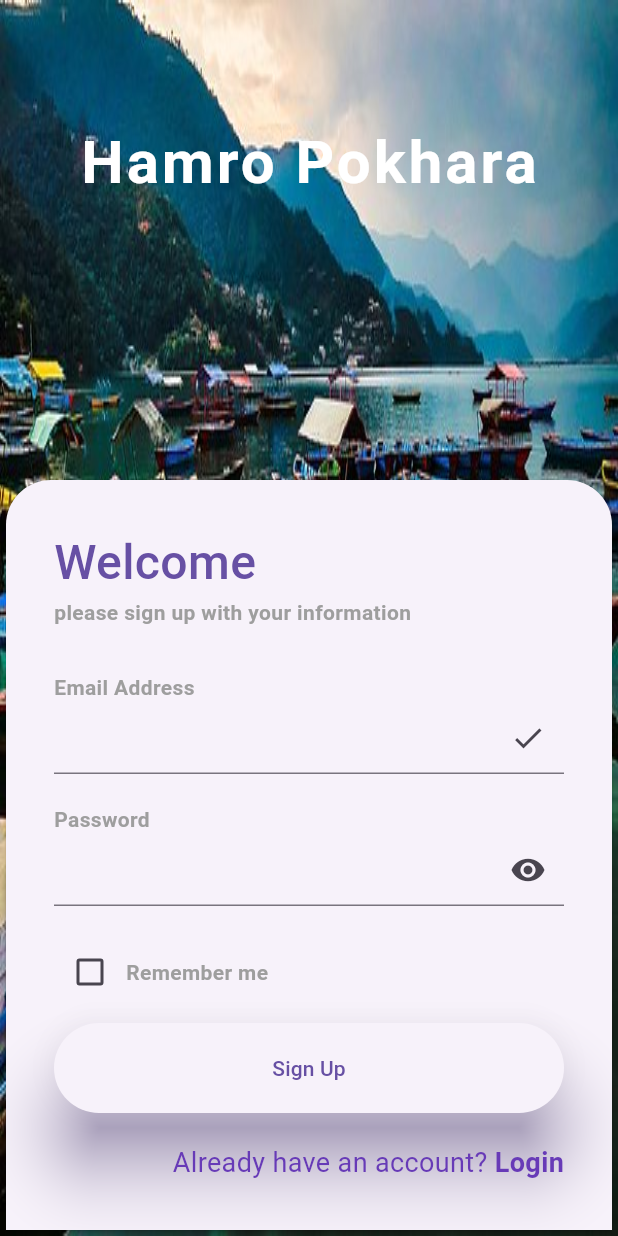
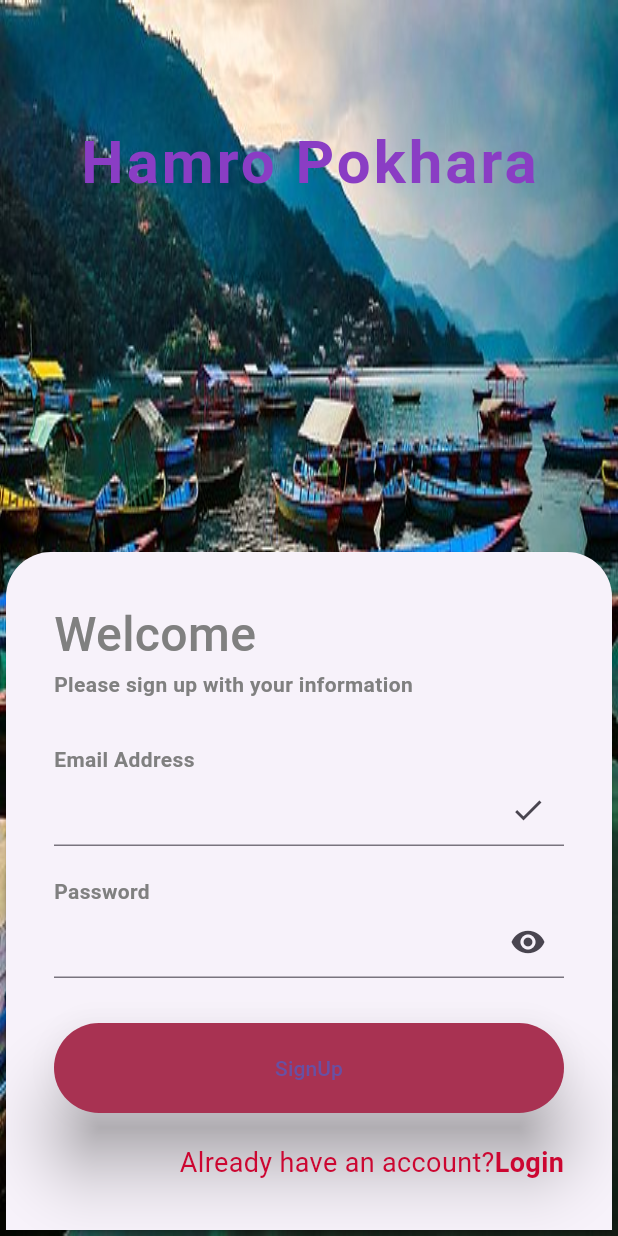
Before and after one commit to Suman8175/Hamro-Pokhara, a Flutter app: the LoginPage screen opened directly, after a tap on "SignUp", on a phone screen of 412 x 824 dp. Run offline on Flutter 3.47's test engine with Material 3 defaults, Android fonts, the phone set to English and light mode, and no system bars; our stand-ins replace easy_localization, shared_preferences; accounts and stored records are empty.

Commit message:
Upto Login/Signup done

```diff
--- a/lib/features/screens/home_screen/home_screen.dart
+++ b/lib/features/screens/home_screen/home_screen.dart
@@ -1,5 +1,6 @@
+// ignore: file_names
+import 'package:flutter/material.dart';
 import 'package:easy_localization/easy_localization.dart';
-import 'package:flutter/material.dart';
 import 'package:yhhhamropokhara/core/extensions/color_extension.dart';
 import 'package:yhhhamropokhara/features/language/localization_checker.dart';
 import 'package:yhhhamropokhara/features/models/data/color_fetch/colors_getter.dart';
@@ -20,7 +21,7 @@ class _HomePageState extends State<HomePage> {
             message: "change_language".tr(),
             child: IconButton(
                 onPressed: () {
-                  LocalizationChecker.changeLanguge(context);
+                  LocalizationChecker.changeLanguge(context, 'English');
                 },
                 icon: const Icon(Icons.language)))
       ]),
--- a/lib/features/screens/login_signup/login_screen.dart
+++ b/lib/features/screens/login_signup/login_screen.dart
@@ -1,4 +1,7 @@
+import 'package:easy_localization/easy_localization.dart';
 import 'package:flutter/material.dart';
+import 'package:yhhhamropokhara/core/extensions/color_extension.dart';
+import 'package:yhhhamropokhara/features/models/data/color_fetch/colors_getter.dart';
 import 'package:yhhhamropokhara/features/screens/login_signup/signup_screen.dart';
 
 class LoginPage extends StatefulWidget {
@@ -17,7 +20,7 @@ class _LoginPageState extends State<LoginPage> {
 
   @override
   Widget build(BuildContext context) {
-    myColor = Theme.of(context).primaryColor;
+    myColor = HexColor.fromHex(primaryColor);
     mediaSize = MediaQuery.of(context).size.width;
     return Container(
       height: double.infinity,
@@ -44,14 +47,13 @@ class _LoginPageState extends State<LoginPage> {
   Widget _buildTop() {
     return SizedBox(
       width: mediaSize,
-      child: const Column(
+      child: Column(
         mainAxisSize: MainAxisSize.min,
         children: [
           Text(
-            'Hamro Pokhara',
+            'hamro_pokhara'.tr(),
             style: TextStyle(
-                color: Colors
-                    .white, //xxxxxxxxxxxxxxxxxxxxxxxxxxxxxxxxxxxxxxxxxxxxxx
+                color: HexColor.fromHex(loginpageheadingcolor),
                 fontWeight: FontWeight.bold,
                 fontSize: 40,
                 letterSpacing: 2),
@@ -83,23 +85,23 @@ class _LoginPageState extends State<LoginPage> {
       crossAxisAlignment: CrossAxisAlignment.start,
       children: [
         Text(
-          "Welcome",
+          'welcome'.tr(),
           style: TextStyle(
             color: myColor,
             fontSize: 32,
             fontWeight: FontWeight.w500,
           ),
         ),
-        _buildGreyText("please login with your information"),
+        _buildGreyText('login_info'.tr()),
         const SizedBox(
           height: 30,
         ),
-        _buildGreyText("Email Address"),
+        _buildGreyText('email_address'.tr()),
         _buildInputField(emailController),
         const SizedBox(
           height: 20,
         ),
-        _buildGreyText("Password"),
+        _buildGreyText('password'.tr()),
         _buildInputField(passwordController, isPassword: true),
         const SizedBox(
           height: 20,
@@ -120,8 +122,9 @@ class _LoginPageState extends State<LoginPage> {
   Widget _buildGreyText(String text) {
     return Text(
       text,
-      style: const TextStyle(
-          color: Colors.grey, //xxxxxxxxxxxxxxxxxxxxxxxxxxxxxxxxxxxxxxxxxxx
+      style: TextStyle(
+          color: HexColor.fromHex(
+              loginSignupNormalText), //xxxxxxxxxxxxxxxxxxxxxxxxxxxxxxxxxxxxxxxxxxx
           fontWeight: FontWeight.bold),
     );
   }
@@ -152,11 +155,11 @@ class _LoginPageState extends State<LoginPage> {
                     rememberUser = value!;
                   });
                 }),
-            _buildGreyText("Remember me")
+            _buildGreyText('remember_me'.tr())
           ],
         ),
         TextButton(
-            onPressed: () {}, child: _buildGreyText("I forgot my password"))
+            onPressed: () {}, child: _buildGreyText('forget_password'.tr()))
       ],
     );
   }
@@ -171,34 +174,34 @@ class _LoginPageState extends State<LoginPage> {
           shape: const StadiumBorder(),
           elevation: 20,
           shadowColor: myColor,
+          backgroundColor: HexColor.fromHex(buttonColor),
           minimumSize: const Size.fromHeight(60),
         ),
-        child: const Text('Login'));
+        child: Text('login'.tr()));
   }
 
   Widget _signUpButton() {
     return Row(
       mainAxisAlignment: MainAxisAlignment.end,
       children: [
-        const Text(
-          "Don't have an account? ",
+        Text(
+          'dont_have_acc'.tr(),
           style: TextStyle(
-              color: Colors.deepPurple,
-              fontSize: 18), //xxxxxxxxxxxxxxxxxxxxxxxxxxxxxxxxx
+              color: HexColor.fromHex(loginSignupText2), fontSize: 18),
         ),
         InkWell(
           onTap: () {
             Navigator.pushReplacement(context,
                 MaterialPageRoute(builder: (context) => const SignUpPage()));
           },
-          child: const Row(
+          child: Row(
             mainAxisAlignment: MainAxisAlignment.end,
             children: [
               Text(
-                "SignUp",
+                'signup'.tr(),
                 style: TextStyle(
-                    color: Colors
-                        .deepPurple, //xxxxxxxxxxxxxxxxxxxxxxxxxxxxxxxxxxxxxxxx
+                    color: HexColor.fromHex(
+                        loginSignupText2), //xxxxxxxxxxxxxxxxxxxxxxxxxxxxxxxxxxxxxxxx
                     fontSize: 18,
                     fontWeight: FontWeight.bold),
               ),
--- a/lib/features/screens/login_signup/signup_screen.dart
+++ b/lib/features/screens/login_signup/signup_screen.dart
@@ -1,4 +1,7 @@
+import 'package:easy_localization/easy_localization.dart';
 import 'package:flutter/material.dart';
+import 'package:yhhhamropokhara/core/extensions/color_extension.dart';
+import 'package:yhhhamropokhara/features/models/data/color_fetch/colors_getter.dart';
 import 'package:yhhhamropokhara/features/screens/login_signup/login_screen.dart';
 
 class SignUpPage extends StatefulWidget {
@@ -17,7 +20,7 @@ class _SignUpPageState extends State<SignUpPage> {
 
   @override
   Widget build(BuildContext context) {
-    myColor = Theme.of(context).primaryColor;
+    myColor = HexColor.fromHex(primaryColor);
     mediaSize = MediaQuery.of(context).size.width;
     return Container(
       height: double.infinity,
@@ -43,13 +46,13 @@ class _SignUpPageState extends State<SignUpPage> {
   Widget _buildTop() {
     return SizedBox(
       width: mediaSize,
-      child: const Column(
+      child: Column(
         mainAxisSize: MainAxisSize.min,
         children: [
           Text(
-            'Hamro Pokhara',
+            'hamro_pokhara'.tr(),
             style: TextStyle(
-                color: Colors.white,
+                color: HexColor.fromHex(loginpageheadingcolor),
                 fontWeight: FontWeight.bold,
                 fontSize: 40,
                 letterSpacing: 2),
@@ -81,28 +84,27 @@ class _SignUpPageState extends State<SignUpPage> {
       crossAxisAlignment: CrossAxisAlignment.start,
       children: [
         Text(
-          "Welcome",
+          'welcome'.tr(),
           style: TextStyle(
             color: myColor,
             fontSize: 32,
             fontWeight: FontWeight.w500,
           ),
         ),
-        _buildGreyText("please sign up with your information"),
+        _buildGreyText('signin_info'.tr()),
         const SizedBox(
           height: 30,
         ),
-        _buildGreyText("Email Address"),
+        _buildGreyText('email_address'.tr()),
         _buildInputField(emailController),
         const SizedBox(
           height: 20,
         ),
-        _buildGreyText("Password"),
+        _buildGreyText('password'.tr()),
         _buildInputField(passwordController, isPassword: true),
         const SizedBox(
           height: 20,
         ),
-        _buildRememberForgot(),
         const SizedBox(
           height: 10,
         ),
@@ -118,8 +120,8 @@ class _SignUpPageState extends State<SignUpPage> {
   Widget _buildGreyText(String text) {
     return Text(
       text,
-      style: const TextStyle(
-          color: Colors.grey, //.xxxxxxxxxxxxxxxxxxxxxxxxxxxxxxxxxxxxxxxxx
+      style: TextStyle(
+          color: HexColor.fromHex(loginSignupNormalText),
           fontWeight: FontWeight.bold),
     );
   }
@@ -137,28 +139,6 @@ class _SignUpPageState extends State<SignUpPage> {
     );
   }
 
-  Widget _buildRememberForgot() {
-    return Row(
-      mainAxisAlignment: MainAxisAlignment.spaceBetween,
-      children: [
-        Row(
-          children: [
-            Checkbox(
-                value: rememberUser,
-                onChanged: (value) {
-                  setState(() {
-                    rememberUser = value!;
-                  });
-                }),
-            _buildGreyText("Remember me")
-          ],
-        ),
-        // TextButton(
-        //     onPressed: () {}, child: _buildGreyText("I forgot my password"))
-      ],
-    );
-  }
-
   Widget _buildLoginButton() {
     return ElevatedButton(
         onPressed: () {
@@ -169,34 +149,33 @@ class _SignUpPageState extends State<SignUpPage> {
           shape: const StadiumBorder(),
           elevation: 20,
           shadowColor: myColor,
+          backgroundColor: HexColor.fromHex(buttonColor),
           minimumSize: const Size.fromHeight(60),
         ),
-        child: const Text('Sign Up'));
+        child: Text('signup'.tr()));
   }
 
   Widget _signUpButton() {
     return Row(
       mainAxisAlignment: MainAxisAlignment.end,
       children: [
-        const Text(
-          "Already have an account? ",
+        Text(
+          'already_have_acc'.tr(),
           style: TextStyle(
-              color: Colors.deepPurple,
-              fontSize: 18), //xxxxxxxxxxxxxxxxxxxxxxxxxxx
+              color: HexColor.fromHex(loginSignupText2), fontSize: 18),
         ),
         InkWell(
           onTap: () {
             Navigator.pushReplacement(context,
                 MaterialPageRoute(builder: (context) => const LoginPage()));
           },
-          child: const Row(
+          child: Row(
             mainAxisAlignment: MainAxisAlignment.end,
             children: [
               Text(
-                "Login",
+                'login'.tr(),
                 style: TextStyle(
-                    color: Colors
-                        .deepPurple, //xxxxxxxxxxxxxxxxxxxxxxxxxxxxxxxxxxxxxxxxxxxx
+                    color: HexColor.fromHex(loginSignupText2),
                     fontSize: 18,
                     fontWeight: FontWeight.bold),
               ),
--- a/lib/features/screens/splash_screen/splash_screen.dart
+++ b/lib/features/screens/splash_screen/splash_screen.dart
@@ -2,7 +2,8 @@ import 'package:flutter/material.dart';
 import 'package:shared_preferences/shared_preferences.dart';
 import 'package:yhhhamropokhara/features/models/data/color_fetch/colors_getter.dart';
 import 'package:yhhhamropokhara/features/screens/get_started/on_boarding_screen.dart';
-import 'package:yhhhamropokhara/features/screens/home_screen/home_screen.dart';
+import 'package:yhhhamropokhara/features/screens/language_and_city/language_city_screen.dart';
+import 'package:yhhhamropokhara/features/screens/login_signup/login_screen.dart';
 
 class SplashScreen extends StatefulWidget {
   const SplashScreen({super.key});
@@ -40,7 +41,7 @@ class _SplashScreenState extends State<SplashScreen> {
       if (_isNewUser) {
         return const OnBoarding();
       } else {
-        return const HomePage();
+        return const LoginPage();
       }
     } else {
       return const Scaffold(
--- a/lib/main.dart
+++ b/lib/main.dart
@@ -9,10 +9,10 @@ void main() async {
     EasyLocalization(
         path: 'assets/translations',
         supportedLocales: const [
+          Locale('en', 'US'),
           Locale('ne', 'NP'),
-          Locale('en', 'US'),
         ],
-        fallbackLocale: const Locale('ne', 'NP'),
+        fallbackLocale: const Locale('en', 'US'),
         child: const MyApp()),
   );
 }
```
Also changed, not shown: assets/json_files/color/color.json (+9 -5 lines), assets/translations/en-US.json (+16 -1 lines), assets/translations/ne-NP.json (+15 -1 lines), lib/features/language/localization_checker.dart (+8 -3 lines), lib/features/models/data/color_fetch/colors_getter.dart (+11 -0 lines), lib/features/screens/get_started/on_boarding_screen.dart (+10 -9 lines), lib/features/screens/language_and_city/language_city_screen.dart (added, +183 -0 lines).
